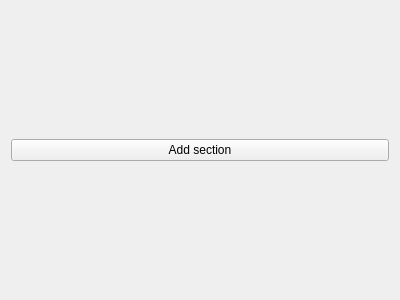
Above: TIGLViewer/src/modificators/ModificatorSectionsWidget.ui from DLR-SC/tigl before the change. Below: the same form after it.
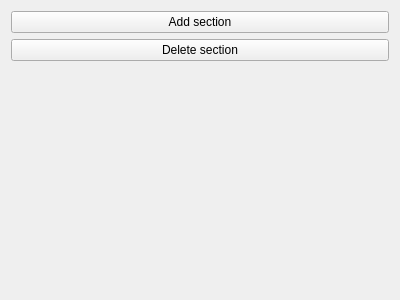
That is the form after the change.

Commit message: add delete section GUI

Diff of the .ui file:
```diff
--- a/TIGLViewer/src/modificators/ModificatorSectionsWidget.ui
+++ b/TIGLViewer/src/modificators/ModificatorSectionsWidget.ui
@@ -21,6 +21,26 @@
      </property>
     </widget>
    </item>
+   <item>
+    <widget class="QPushButton" name="deleteConnectedElementBtn">
+     <property name="text">
+      <string>Delete section</string>
+     </property>
+    </widget>
+   </item>
+   <item>
+    <spacer name="verticalSpacer">
+     <property name="orientation">
+      <enum>Qt::Vertical</enum>
+     </property>
+     <property name="sizeHint" stdset="0">
+      <size>
+       <width>20</width>
+       <height>40</height>
+      </size>
+     </property>
+    </spacer>
+   </item>
   </layout>
  </widget>
  <resources/>
```
The commit also changes 2 other files.
